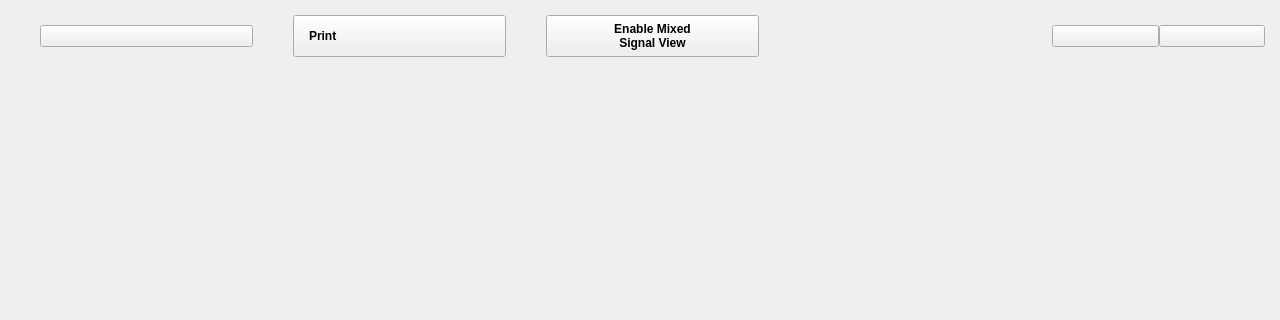
This is ui/oscilloscope.ui in analogdevicesinc/scopy as Qt 5 draws it before an edit; both pictures show x 0 to 1280 and y 0 to 320 of the 1280 by 654 pixel window. The edited form follows.
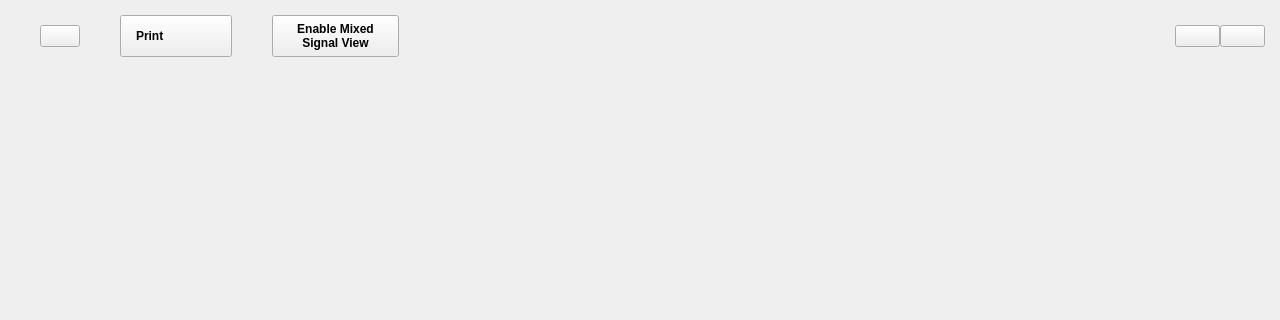
This is the edited form. Icons and pictures are not drawn. Custom widgets are drawn as their Qt base class.

Commit message: oscilloscope: fix top bar buttons spacing

What changed in the file:
```diff
--- a/ui/oscilloscope.ui
+++ b/ui/oscilloscope.ui
@@ -159,7 +159,7 @@
            <enum>Qt::Horizontal</enum>
           </property>
           <property name="sizeType">
-           <enum>QSizePolicy::Minimum</enum>
+           <enum>QSizePolicy::Expanding</enum>
           </property>
           <property name="sizeHint" stdset="0">
            <size>
```
Left out of the diff: 1 changed line with no effect on the pictures.
